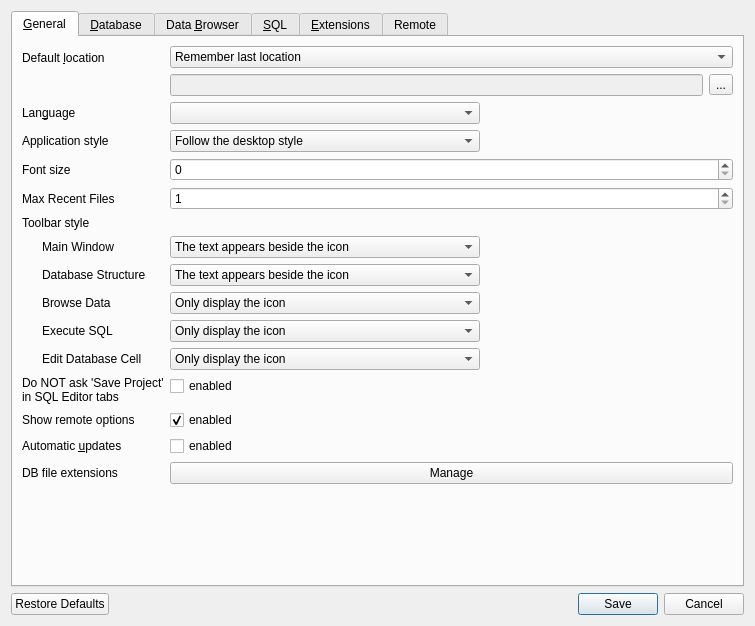
First picture: the form in src/PreferencesDialog.ui, repository sqlitebrowser/sqlitebrowser, before the edit.
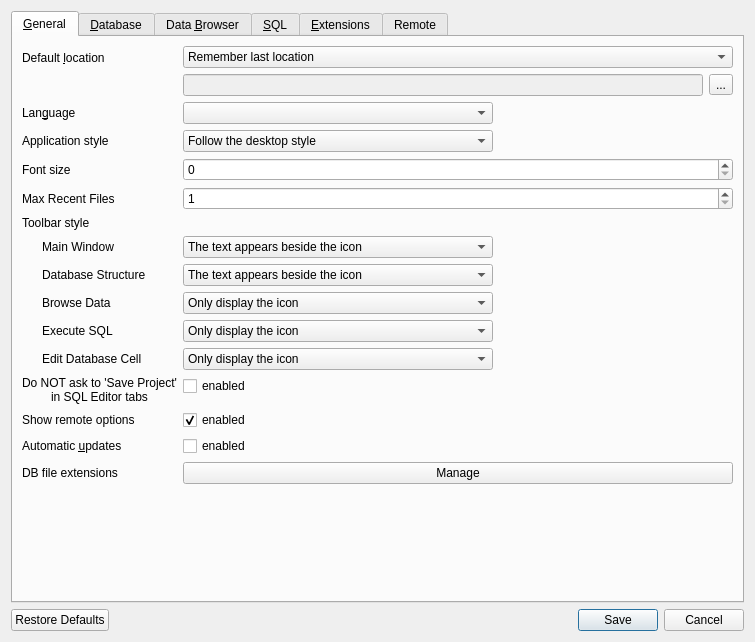
Second picture: the form after the edit. Icons and pictures are not drawn. Custom widgets are drawn as their Qt base class.

Commit message: Center alignment and re-change label text

Patch:
```diff
--- a/src/PreferencesDialog.ui
+++ b/src/PreferencesDialog.ui
@@ -7,7 +7,7 @@
     <x>0</x>
     <y>0</y>
     <width>755</width>
-    <height>626</height>
+    <height>642</height>
    </rect>
   </property>
   <property name="windowTitle">
@@ -531,9 +531,12 @@
        <item row="11" column="0">
         <widget class="QLabel" name="labelDoNotAskSaveProject">
          <property name="text">
-          <string>Do NOT ask 'Save Project'
+          <string>Do NOT ask to 'Save Project'
 in SQL Editor tabs</string>
          </property>
+         <property name="alignment">
+          <set>Qt::AlignCenter</set>
+         </property>
         </widget>
        </item>
        <item row="11" column="1">
```
